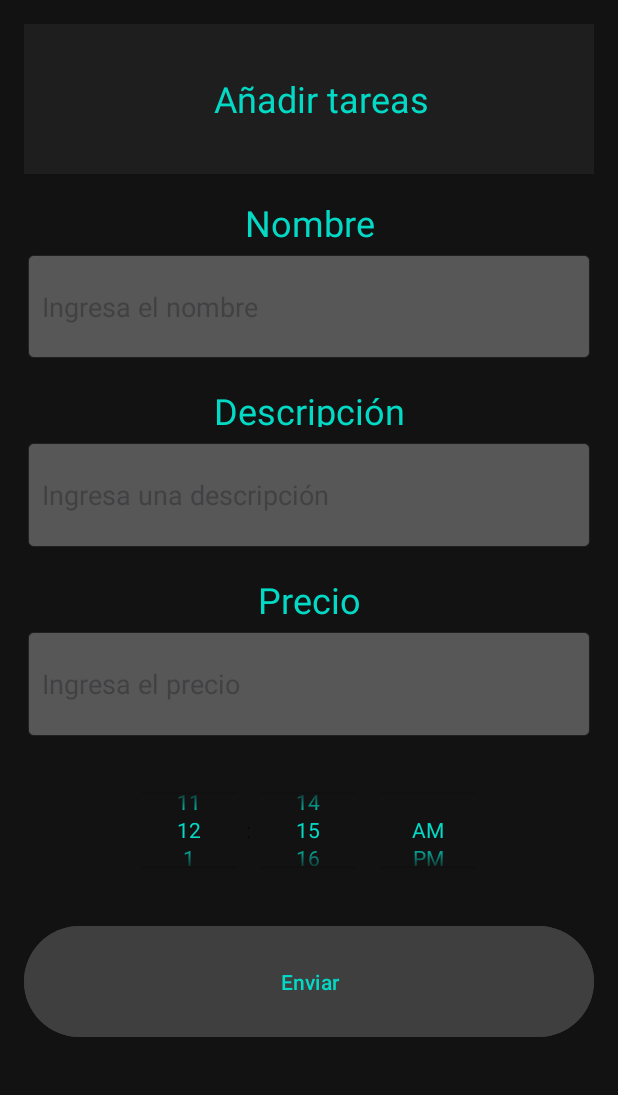
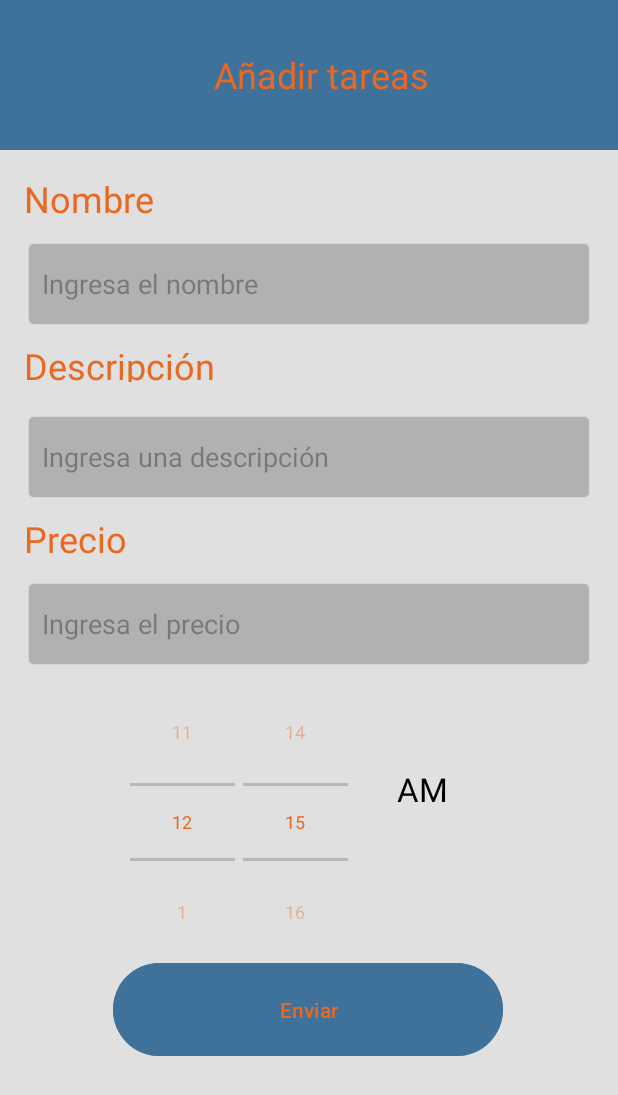
Before and after one commit to rubensb02/habitos, an Android app: the screen it shows after launch (AddHabito), after a tap on "Añadir", on a phone screen of 412 x 824 dp. Shown: the top 1095 px of the screen. Run offline under Robolectric (Android 15) with nearby library versions, the phone set to English and light mode, and no system bars; our stand-ins replace Room's generated code.

Commit message:
commit cambios de estilos, dark, light theme todo acabado

```diff
--- a/app/src/main/AndroidManifest.xml
+++ b/app/src/main/AndroidManifest.xml
@@ -13,7 +13,7 @@
         android:label="@string/app_name"
         android:roundIcon="@mipmap/ic_launcher_round"
         android:supportsRtl="true"
-        android:theme="@style/Theme.HabitosVersion1"
+        android:theme="@style/Base.Theme.HabitosVersion1"
         tools:targetApi="31">
         <activity
             android:name=".EditActivity"
--- a/app/src/main/java/com/ruben/habitosversion1/MainActivity.java
+++ b/app/src/main/java/com/ruben/habitosversion1/MainActivity.java
@@ -5,17 +5,20 @@ import android.app.NotificationChannel;
 import android.app.NotificationManager;
 import android.app.PendingIntent;
 import android.content.Intent;
+import android.content.SharedPreferences;
 import android.content.pm.PackageManager;
 import android.os.Build;
 import android.os.Bundle;
 import android.util.Log;
 import android.view.View;
 import android.widget.Button;
+import android.widget.Switch;
 
 import androidx.activity.EdgeToEdge;
 import androidx.activity.result.ActivityResultLauncher;
 import androidx.annotation.NonNull;
 import androidx.appcompat.app.AppCompatActivity;
+import androidx.appcompat.app.AppCompatDelegate;
 import androidx.core.app.ActivityCompat;
 import androidx.core.content.ContextCompat;
 import androidx.core.graphics.Insets;
@@ -39,9 +42,6 @@ public class MainActivity extends AppCompatActivity {
     private RecyclerView recyclerView;
     private Button add_habito;
 
-
-
-
     @Override
     protected void onCreate(Bundle savedInstanceState) {
         super.onCreate(savedInstanceState);
@@ -53,6 +53,33 @@ public class MainActivity extends AppCompatActivity {
             return insets;
         });
 
+
+        SharedPreferences sharedPreferences = getSharedPreferences("AppPreferences", MODE_PRIVATE);
+        boolean isDarkMode = sharedPreferences.getBoolean("isDarkMode", false);
+        if (isDarkMode) {
+            AppCompatDelegate.setDefaultNightMode(AppCompatDelegate.MODE_NIGHT_YES);
+        } else {
+            AppCompatDelegate.setDefaultNightMode(AppCompatDelegate.MODE_NIGHT_NO);
+        }
+        setContentView(R.layout.activity_main);
+
+        // Configurar el Switch y su estado inicial
+        Switch themeSwitch = findViewById(R.id.switch_theme);
+        themeSwitch.setChecked(isDarkMode);
+
+        // Cambiar tema cuando el Switch es activado o desactivado
+        themeSwitch.setOnCheckedChangeListener((buttonView, isChecked) -> {
+            if (isChecked) {
+                AppCompatDelegate.setDefaultNightMode(AppCompatDelegate.MODE_NIGHT_YES);
+            } else {
+                AppCompatDelegate.setDefaultNightMode(AppCompatDelegate.MODE_NIGHT_NO);
+            }
+
+            // Guardar la preferencia de tema
+            SharedPreferences.Editor editor = sharedPreferences.edit();
+            editor.putBoolean("isDarkMode", isChecked);
+            editor.apply();
+        });
 
 
         recyclerView = findViewById(R.id.recyclerViewHabitos);
@@ -67,12 +94,6 @@ public class MainActivity extends AppCompatActivity {
         ItemTouchHelper swipeToEditCallback = new ItemTouchHelper(new SwipeToEditCallback(listaAdapter, this));
         swipeToEditCallback.attachToRecyclerView(recyclerView);
 
-
-
-
-
-
-
         add_habito = findViewById(R.id.addHabito);
         add_habito.setOnClickListener(new View.OnClickListener() {
             @Override
@@ -82,6 +103,7 @@ public class MainActivity extends AppCompatActivity {
             }
         });
     }
+
     private void loadHabitos() {
         listaList = (ArrayList<Lista>) DatabaseClient.getInstance(getApplicationContext()).getHabitosDatabase().habitosDao().getAllLista();
         HabitosDao habitosDao = DatabaseClient.getInstance(getApplicationContext()).getHabitosDatabase().habitosDao();
--- a/app/src/main/res/layout/add_habito.xml
+++ b/app/src/main/res/layout/add_habito.xml
@@ -1,174 +1,154 @@
-<androidx.constraintlayout.widget.ConstraintLayout xmlns:android="http://schemas.android.com/apk/res/android"
+<androidx.constraintlayout.widget.ConstraintLayout
+    xmlns:android="http://schemas.android.com/apk/res/android"
     xmlns:app="http://schemas.android.com/apk/res-auto"
     xmlns:tools="http://schemas.android.com/tools"
     android:id="@+id/main"
     android:layout_width="match_parent"
     android:layout_height="match_parent"
-    android:background="#121212"
-    tools:context=".AddHabito">
-
-    <LinearLayout
-        android:layout_width="match_parent"
-        android:layout_height="match_parent"
-        android:orientation="vertical"
-        android:padding="16dp"
-        android:gravity="center_horizontal"
-        android:background="#121212"
-        android:layout_gravity="center"
-        android:weightSum="1">
-
-        <!-- Título de la pantalla -->
-
-<!--        <TextView-->
-<!--            android:id="@+id/tvTitle"-->
-<!--            android:layout_width="wrap_content"-->
-<!--            android:layout_height="wrap_content"-->
-<!--            android:text="Añadir Hábito"-->
-<!--            android:textColor="#FF03DAC5"-->
-<!--            android:textSize="24sp"-->
-<!--            android:gravity="center"-->
-<!--            android:layout_marginBottom="16dp" />-->
+    android:background="?android:attr/windowBackground"
+    tools:context=".AddHabito"
+    >
 
     <include
         android:id="@+id/xml_toolbar"
         layout="@layout/toolbar_add"
-            app:layout_constraintBottom_toTopOf="parent"
-            app:layout_constraintEnd_toStartOf="parent"
+        app:layout_constraintTop_toTopOf="parent"
         app:layout_constraintStart_toStartOf="parent"
-            app:layout_constraintTop_toTopOf="parent">
+        app:layout_constraintEnd_toEndOf="parent" />
 
-        </include>
-
-        <View
-            android:layout_width="match_parent"
-            android:layout_height="16dp" />
-
-        <!-- Campo Nombre -->
     <TextView
         android:id="@+id/tvNombre"
-            android:layout_width="match_parent"
+        android:layout_width="0dp"
         android:layout_height="35dp"
+        android:layout_marginStart="16dp"
+        android:layout_marginTop="16dp"
+        android:layout_marginEnd="16dp"
+        android:gravity="start"
+        android:paddingBottom="8dp"
         android:text="Nombre"
+        android:textColor="?android:attr/textColorPrimary"
         android:textSize="24sp"
-            android:layout_gravity="center"
-            android:gravity="center"
-            android:textColor="#FF03DAC5"
-            android:paddingBottom="8dp" />
+        app:layout_constraintEnd_toEndOf="parent"
+        app:layout_constraintHorizontal_bias="0.0"
+        app:layout_constraintStart_toStartOf="parent"
+        app:layout_constraintTop_toBottomOf="@id/xml_toolbar" />
 
     <EditText
         android:id="@+id/etNombre"
-            android:backgroundTint="#575757"
-            android:layout_width="match_parent"
-            android:layout_height="0dp"
-            android:layout_weight="0.2"
+        android:layout_width="0dp"
+        android:layout_height="60dp"
+        android:layout_marginTop="8dp"
         android:background="@android:drawable/editbox_background_normal"
+        android:backgroundTint="?android:attr/textColorSecondary"
         android:hint="Ingresa el nombre"
         android:inputType="textPersonName"
         android:padding="12dp"
-            android:textColor="#FFFFFF" />
+        android:textColor="?android:attr/textColorPrimary"
+        app:layout_constraintEnd_toEndOf="parent"
+        app:layout_constraintHorizontal_bias="0.0"
+        app:layout_constraintStart_toStartOf="parent"
+        app:layout_constraintTop_toBottomOf="@id/tvNombre"
+        android:layout_marginStart="16dp"
+        android:layout_marginEnd="16dp"/>
 
-        <!-- Espacio -->
-        <View
-            android:layout_width="match_parent"
-            android:layout_height="16dp" />
-
-        <!-- Campo Descripción -->
     <TextView
         android:id="@+id/tvDescripcion"
-            android:layout_width="match_parent"
+        android:layout_width="0dp"
         android:layout_height="35dp"
+        android:layout_marginTop="8dp"
+        android:gravity="start"
+        android:paddingBottom="8dp"
         android:text="Descripción"
+        android:textColor="?android:attr/textColorPrimary"
         android:textSize="24sp"
-            android:layout_gravity="center"
-            android:gravity="center"
-            android:textColor="#FF03DAC5"
-            android:paddingBottom="8dp" />
+        app:layout_constraintEnd_toEndOf="parent"
+        app:layout_constraintHorizontal_bias="0.0"
+        app:layout_constraintStart_toStartOf="parent"
+        app:layout_constraintTop_toBottomOf="@id/etNombre"
+        android:layout_marginStart="16dp"
+        android:layout_marginEnd="16dp"/>
 
     <EditText
         android:id="@+id/etDescripcion"
-            android:layout_width="match_parent"
-            android:layout_height="0dp"
-            android:layout_weight="0.2"
+        android:layout_width="0dp"
+        android:layout_height="60dp"
+        android:layout_marginTop="12dp"
         android:background="@android:drawable/editbox_background_normal"
-            android:backgroundTint="#575757"
+        android:backgroundTint="?android:attr/textColorSecondary"
         android:hint="Ingresa una descripción"
         android:inputType="textMultiLine"
         android:minLines="5"
         android:padding="12dp"
-            android:textColor="#FFFFFF" />
+        android:textColor="?android:attr/textColorPrimary"
+        app:layout_constraintEnd_toEndOf="parent"
+        app:layout_constraintHorizontal_bias="0.0"
+        app:layout_constraintStart_toStartOf="parent"
+        app:layout_constraintTop_toBottomOf="@id/tvDescripcion"
+        android:layout_marginStart="16dp"
+        android:layout_marginEnd="16dp"/>
 
-        <!-- Espacio -->
-        <View
-            android:layout_width="match_parent"
-            android:layout_height="16dp" />
-
-        <!-- Campo Precio -->
     <TextView
         android:id="@+id/tvPrecio"
-            android:layout_width="match_parent"
+        android:layout_width="0dp"
         android:layout_height="35dp"
+        android:layout_marginTop="8dp"
+        android:gravity="start"
+        android:paddingBottom="8dp"
         android:text="Precio"
+        android:textColor="?android:attr/textColorPrimary"
         android:textSize="24sp"
-            android:layout_gravity="center"
-            android:gravity="center"
-            android:textColor="#FF03DAC5"
-            android:paddingBottom="8dp" />
+        app:layout_constraintEnd_toEndOf="parent"
+        app:layout_constraintHorizontal_bias="0.0"
+        app:layout_constraintStart_toStartOf="parent"
+        app:layout_constraintTop_toBottomOf="@id/etDescripcion"
+        android:layout_marginStart="16dp"
+        android:layout_marginEnd="16dp"/>
 
     <EditText
         android:id="@+id/etPrecio"
-            android:backgroundTint="#575757"
-            android:layout_width="match_parent"
-            android:layout_height="0dp"
-            android:layout_weight="0.2"
+        android:layout_width="0dp"
+        android:layout_height="60dp"
+        android:layout_marginTop="8dp"
         android:background="@android:drawable/editbox_background_normal"
+        android:backgroundTint="?android:attr/textColorSecondary"
         android:hint="Ingresa el precio"
         android:inputType="numberDecimal"
         android:padding="12dp"
-            android:textColor="#FFFFFF" />
-
-        <!-- Espacio -->
-        <View
-            android:layout_width="match_parent"
-            android:layout_height="16dp" />
+        android:textColor="?android:attr/textColorPrimary"
+        app:layout_constraintEnd_toEndOf="parent"
+        app:layout_constraintHorizontal_bias="0.0"
+        app:layout_constraintStart_toStartOf="parent"
+        app:layout_constraintTop_toBottomOf="@id/tvPrecio"
+        android:layout_marginStart="16dp"
+        android:layout_marginEnd="16dp"/>
 
     <TimePicker
         android:id="@+id/timePicker"
-            android:layout_width="match_parent"
-            android:layout_height="88dp"
-            android:theme="@style/CustomTimePickerTheme"
-            android:textColorPrimary="#FF03DAC5"
-            android:timePickerMode="spinner" />
-
-        <!-- Espacio -->
-        <View
-            android:layout_width="match_parent"
-            android:layout_height="16dp" />
-
-
-<!--        <Button-->
-<!--            android:id="@+id/create_notification_button"-->
-<!--            android:layout_width="312dp"-->
-<!--            android:layout_height="25dp"-->
-<!--            android:layout_gravity="center"-->
-<!--            android:layout_weight="0.1"-->
-<!--            android:backgroundTint="#3f3f3f"-->
-<!--            android:padding="16dp"-->
-<!--            android:text="Crear notificación"-->
-<!--            android:textColor="#FF03DAC5"-->
-<!--            app:icon="@android:drawable/ic_input_add"-->
-<!--            app:iconTint="#FF03DAC5" />-->
+        android:layout_width="0dp"
+        android:layout_height="wrap_content"
+        android:layout_marginTop="12dp"
+        android:theme="?android:attr/timePickerStyle"
+        android:timePickerMode="spinner"
+        app:layout_constraintEnd_toEndOf="parent"
+        app:layout_constraintHorizontal_bias="0.0"
+        app:layout_constraintStart_toStartOf="parent"
+        app:layout_constraintTop_toBottomOf="@id/etPrecio"
+        android:layout_marginStart="16dp"
+        android:layout_marginEnd="16dp"/>
 
     <Button
         android:id="@+id/buttonSave"
-            android:layout_width="match_parent"
-            android:layout_height="45dp"
-            android:layout_gravity="center"
-            android:layout_weight="0.1"
-            android:backgroundTint="#3f3f3f"
+        android:layout_width="260dp"
+        android:layout_height="70dp"
+        android:backgroundTint="?android:attr/colorAccent"
         android:padding="16dp"
         android:text="Enviar"
-            android:textColor="#FF03DAC5" />
-
-    </LinearLayout>
+        android:textColor="?android:attr/textColorPrimary"
+        app:layout_constraintBottom_toBottomOf="parent"
+        app:layout_constraintEnd_toEndOf="parent"
+        app:layout_constraintHorizontal_bias="0.496"
+        app:layout_constraintStart_toStartOf="parent"
+        app:layout_constraintTop_toBottomOf="@id/timePicker"
+        app:layout_constraintVertical_bias="0.0" />
 
 </androidx.constraintlayout.widget.ConstraintLayout>
--- a/app/src/main/res/layout/list.xml
+++ b/app/src/main/res/layout/list.xml
@@ -20,7 +20,7 @@
             android:text="Nombre"
             android:textSize="18sp"
             android:textStyle="bold"
-            android:textColor="#FF03DAC5"/>
+            android:textColor="?android:attr/textColorPrimary"/>
 
         <TextView
             android:id="@+id/txtDescripcion"
@@ -28,7 +28,7 @@
             android:layout_height="wrap_content"
             android:text="Descripcion"
             android:textSize="16sp"
-            android:textColor="#8b8b8b"/>
+            android:textColor="?android:attr/textColorSecondary"/>
 
         <TextView
             android:id="@+id/txtPrecio"
@@ -36,7 +36,7 @@
             android:layout_height="wrap_content"
             android:text="precio"
             android:textSize="16sp"
-            android:textColor="#8b8b8b"/>
+            android:textColor="?android:attr/textColorSecondary"/>
     </LinearLayout>
 
 </androidx.constraintlayout.widget.ConstraintLayout>
--- a/app/src/main/res/layout/toolbar_add.xml
+++ b/app/src/main/res/layout/toolbar_add.xml
@@ -2,17 +2,18 @@
 <androidx.appcompat.widget.Toolbar xmlns:android="http://schemas.android.com/apk/res/android"
     android:layout_width="match_parent"
     android:layout_height="100dp"
-    android:background="#8C282828"
+    android:background="?android:attr/colorPrimary"
     android:elevation="8dp">
 
     <TextView
         android:id="@+id/titleText"
         android:layout_width="match_parent"
         android:layout_height="wrap_content"
+        android:layout_marginTop="16dp"
         android:gravity="center"
         android:layout_gravity="center"
         android:text="Añadir tareas"
-        android:textColor="#FF03DAC5"
+        android:textColor="?android:attr/textColorPrimary"
         android:textSize="24sp" />
 
 
--- a/app/src/main/res/layout/toolbar_edit.xml
+++ b/app/src/main/res/layout/toolbar_edit.xml
@@ -2,7 +2,7 @@
 <androidx.appcompat.widget.Toolbar xmlns:android="http://schemas.android.com/apk/res/android"
     android:layout_width="match_parent"
     android:layout_height="100dp"
-    android:background="#8C282828"
+    android:background="?android:attr/colorAccent"
     android:elevation="8dp">
 
     <TextView
@@ -13,6 +13,6 @@
         android:gravity="center"
         android:layout_gravity="center"
         android:text="Editar tareas"
-        android:textColor="#FF03DAC5"
+        android:textColor="?android:attr/textColorPrimary"
         android:textSize="24sp" />
 </androidx.appcompat.widget.Toolbar>
--- a/app/src/main/res/values-night/themes.xml
+++ b/app/src/main/res/values-night/themes.xml
@@ -1,7 +1,20 @@
 <resources xmlns:tools="http://schemas.android.com/tools">
     <!-- Base application theme. -->
     <style name="Base.Theme.HabitosVersion1" parent="Theme.Material3.DayNight.NoActionBar">
-        <!-- Customize your dark theme here. -->
-        <!-- <item name="colorPrimary">@color/my_dark_primary</item> -->
+        <!-- Colores y estilos para el tema oscuro -->
+        <item name="colorPrimary">#282828</item>
+        <item name="colorAccent">#282828</item>
+        <item name="android:textColorPrimary">#03dac5</item>
+        <item name="android:textColorSecondary">#8b8b8b</item>
+        <item name="android:windowBackground">#121212</item>
+
+        <item name="android:timePickerStyle">@style/CustomTimePickerDark</item>
+    </style>
+    <style name="CustomTimePickerDark">
+        <!-- Colores para el tema oscuro -->
+        <item name="android:textSize">12sp</item>
+        <item name="android:textColor">@color/textColorPrimaryDark</item>
+        <item name="android:backgroundTint">@color/textColorSecondaryDark</item>
+        <!-- Otros atributos específicos -->
     </style>
 </resources>
--- a/app/src/main/res/values/colors.xml
+++ b/app/src/main/res/values/colors.xml
@@ -2,4 +2,20 @@
 <resources>
     <color name="black">#FF000000</color>
     <color name="white">#FFFFFFFF</color>
+
+    <!-- Colores y estilos para el tema oscuro -->
+    <color name="colorPrimaryDark">#282828</color>
+    <color name="colorAccentDark">#282828</color>
+    <color name="textColorPrimaryDark">#03dac5</color>
+    <color name="textColorSecondaryDark">#8b8b8b</color>
+    <color name="windowBackgroundDark">#121212</color>
+    <color name="colorOnBackgroundDark">#121212</color>
+
+    <!-- Colores y estilos para el tema claro -->
+    <color name="colorPrimary">#3F729B</color>
+    <color name="colorAccent">#3F729B</color>
+    <color name="textColorPrimary">#e96922</color>
+    <color name="textColorSecondary">#8b8b8b</color>
+    <color name="windowBackground">#E0E0E0</color>
+    <color name="colorOnBackground">#E0E0E0</color>
 </resources>
--- a/app/src/main/res/values/themes.xml
+++ b/app/src/main/res/values/themes.xml
@@ -1,9 +1,22 @@
 <resources xmlns:tools="http://schemas.android.com/tools">
     <!-- Base application theme. -->
     <style name="Base.Theme.HabitosVersion1" parent="Theme.Material3.DayNight.NoActionBar">
-        <!-- Customize your light theme here. -->
-        <!-- <item name="colorPrimary">@color/my_light_primary</item> -->
+        <!-- Colores y estilos para el tema claro -->
+        <item name="colorPrimary">#3F729B</item>
+        <item name="colorAccent">#3F729B</item>
+        <item name="android:textColorPrimary">#e96922</item>
+        <item name="android:textColorSecondary">#B1B1B1</item>
+        <item name="android:windowBackground">#E0E0E0</item>
+
+        <item name="android:timePickerStyle">@style/CustomTimePicker</item>
     </style>
 
-    <style name="Theme.HabitosVersion1" parent="Base.Theme.HabitosVersion1" />
+    <style name="CustomTimePicker">
+        <!-- Colores para el tema claro -->
+        <item name="android:textSize">12sp</item>
+        <item name="android:textColor">@color/textColorPrimary</item>
+        <item name="android:backgroundTint">@color/windowBackground</item>
+        <!-- Otros atributos específicos -->
+    </style>
+
 </resources>
```
Also changed, not shown: app/src/main/res/layout/activity_edit.xml (+77 -80 lines), app/src/main/res/layout/activity_main.xml (+12 -11 lines), app/src/main/res/layout/toolbar.xml (+12 -2 lines). Lines whose indentation alone changed are shown as unchanged.
